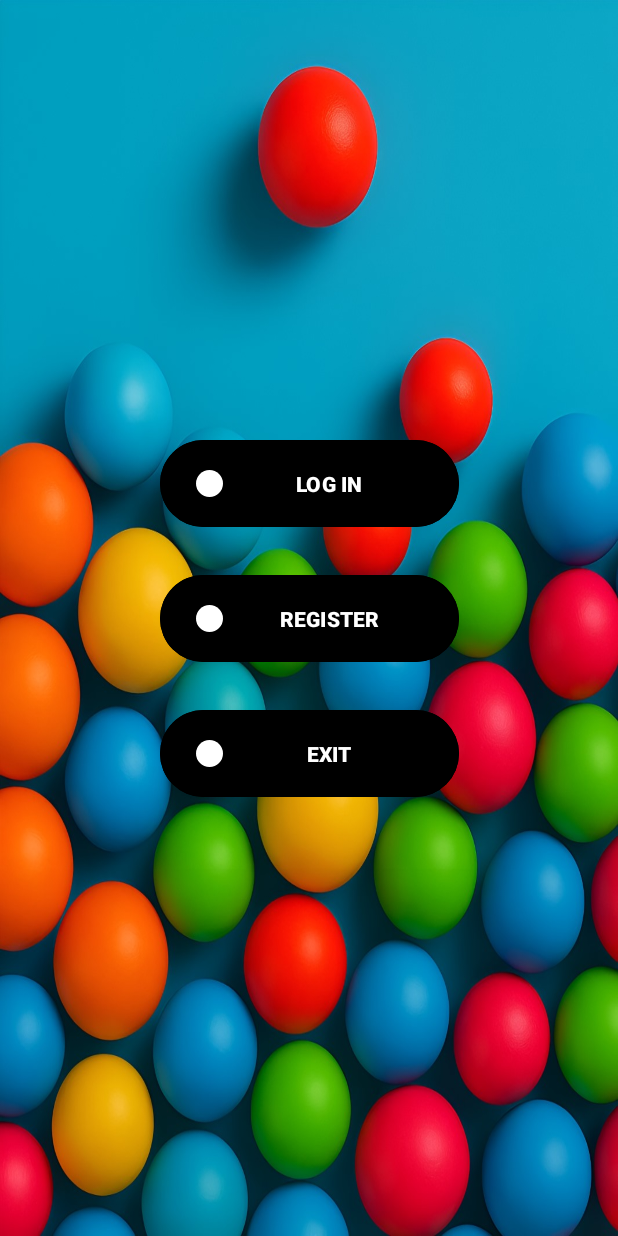
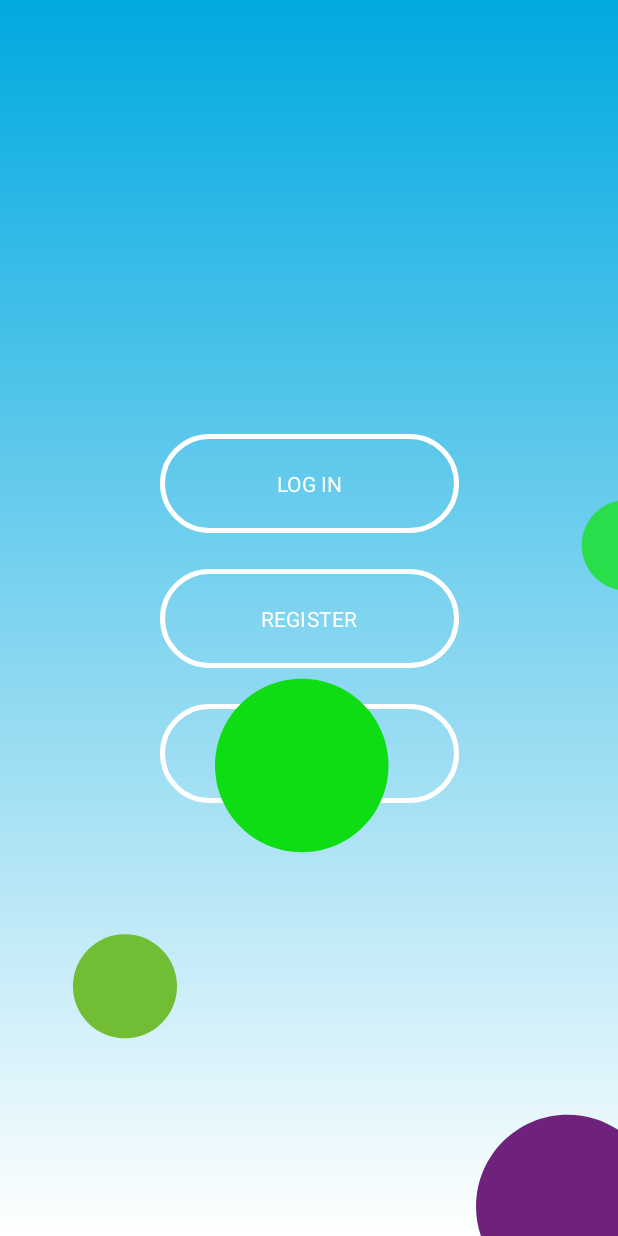
Before and after one commit to 0mar089/DSAProject-Android, an Android app: the StartActivity screen opened directly, with no data from a screen before it, on a phone screen of 412 x 824 dp. Run offline under Robolectric (Android 15) with nearby library versions, the phone set to English and light mode, and no system bars; 1 statement that could not run was skipped.

Commit message:
Update: Home + Start activities and xml finished

```diff
--- a/app/src/main/java/com/example/loginregister/SplashScreenActivity.java
+++ b/app/src/main/java/com/example/loginregister/SplashScreenActivity.java
@@ -6,9 +6,16 @@ import android.os.Handler;
 import android.os.Looper;
 import android.view.Window;
 import android.view.WindowManager;
+import android.widget.Toast;
 
 
 public class SplashScreenActivity extends Activity{
+
+    public class Constants {
+        public static final String ORIGEN_HOME = "home";
+        public static final String ORIGEN_LOGIN = "login";
+        public static final String ORIGEN_REGISTER = "register";
+    }
 
     @Override
     protected void onCreate(Bundle savedInstanceState) {
@@ -20,16 +27,36 @@ public class SplashScreenActivity extends Activity{
                 WindowManager.LayoutParams.FLAG_FULLSCREEN
         );
 
+        // Recupera el extra (con valor por defecto si no existe)
+        String origen = getIntent().getStringExtra("origen");
 
         new Handler(Looper.getMainLooper()).postDelayed(() -> {
-            Intent intent = new Intent(SplashScreenActivity.this, StartActivity.class);
+            Intent intent;
+
+            if (origen != null) {
+                switch (origen) {
+                    case Constants.ORIGEN_HOME:
+                        intent = new Intent(this, StartActivity.class);
+                        break;
+                    case Constants.ORIGEN_LOGIN:
+                        intent = new Intent(this, LobbyActivity.class);
+                        break;
+                    case Constants.ORIGEN_REGISTER:
+                        intent = new Intent(this, LobbyActivity.class);
+                        break;
+                    default: // Por defecto va a StartActivity
+                        intent = new Intent(this, StartActivity.class);
+                        Toast.makeText(SplashScreenActivity.this, "ERROR ESTAS EN EL DEFAULT, ", Toast.LENGTH_LONG).show();
+                }
+            } else {
+                intent = new Intent(this, StartActivity.class);
+            }
+
             intent.addFlags(Intent.FLAG_ACTIVITY_CLEAR_TOP | Intent.FLAG_ACTIVITY_NEW_TASK);
             startActivity(intent);
             finish();
 
         }, 3000);
-
-
     }
 
 
--- a/app/src/main/java/com/example/loginregister/StartActivity.java
+++ b/app/src/main/java/com/example/loginregister/StartActivity.java
@@ -11,11 +11,17 @@ public class StartActivity extends AppCompatActivity {
     @Override
     protected void onCreate(Bundle savedInstanceState) {
         super.onCreate(savedInstanceState);
-        setContentView(R.layout.activity_start);  // Asegúrate de que el layout sea correcto
+        setContentView(R.layout.activity_start);  // Asegúrate de que este es el layout correcto
 
         // Encuentra los botones por su ID
         Button btnLogin = findViewById(R.id.btn_login);
-        Button btnRegister = findViewById(R.id.btn_register);  // Nuevo botón de registro
+        Button btnRegister = findViewById(R.id.btn_register);
+        Button btnExit = findViewById(R.id.btn_exit);
+
+        // Elimina el 'background tint' programáticamente para que se use el drawable definido
+        btnLogin.setBackgroundTintList(null);
+        btnRegister.setBackgroundTintList(null);
+        btnExit.setBackgroundTintList(null);
 
         // Configura el clic del botón de login
         btnLogin.setOnClickListener(v -> {
@@ -29,4 +35,5 @@ public class StartActivity extends AppCompatActivity {
             startActivity(intent);
         });
     }
+
 }
--- a/app/src/main/res/drawable/btn_22_background.xml
+++ b/app/src/main/res/drawable/btn_22_background.xml
@@ -3,13 +3,13 @@
     <!-- Color cuando el botón está presionado -->
     <item android:state_pressed="true">
         <shape android:shape="rectangle">
-            <solid android:color="#222222" />
+            <solid android:color="#FFFFFF" />
             <corners android:radius="12dp" />
         </shape>
     </item>
 
     <!-- Color normal del botón -->
-    <item>
+    <item android:state_pressed="false">
         <shape android:shape="rectangle">
             <solid android:color="#000000" />
             <corners android:radius="12dp" />
--- a/app/src/main/res/drawable/btn_home.xml
+++ b/app/src/main/res/drawable/btn_home.xml
@@ -1,11 +1,15 @@
 <?xml version="1.0" encoding="utf-8"?>
+
 
 <shape xmlns:android="http://schemas.android.com/apk/res/android"
     android:shape="rectangle">
 
+    <item android:state_pressed="false" android:color = "#ffffff" />
+    <item android:state_pressed="true" android:color = "#aa023d61" />
     <corners android:radius="150dp"/>
     <stroke
         android:width="5px"
         android:color="@color/white"/>
 
+
 </shape>
--- a/app/src/main/res/layout/activity_home.xml
+++ b/app/src/main/res/layout/activity_home.xml
@@ -15,6 +15,8 @@
         android:fontFamily="inherit"
         android:onClick="startClick"
         android:text="Start"
+        android:textColor="@drawable/txt_btn_home"
+        android:textAllCaps="false"
         android:textFontWeight="800"
         android:textSize="25dp"
         app:layout_constraintBottom_toBottomOf="parent"
--- a/app/src/main/res/layout/activity_start.xml
+++ b/app/src/main/res/layout/activity_start.xml
@@ -2,26 +2,21 @@
 <androidx.constraintlayout.widget.ConstraintLayout xmlns:android="http://schemas.android.com/apk/res/android"
     xmlns:app="http://schemas.android.com/apk/res-auto"
     xmlns:tools="http://schemas.android.com/tools"
+    android:background="@drawable/background_splash_screen"
+
     android:layout_width="match_parent"
     android:layout_height="match_parent"
-    android:background="@drawable/imagen_bolas"
     tools:context=".HomeActivity">
 
     <Button
         android:id="@+id/btn_login"
         android:layout_width="199dp"
         android:layout_height="66dp"
-        android:backgroundTint="#000000"
-        android:fontFamily="sans-serif-black"
-        android:paddingLeft="24dp"
-        android:paddingTop="12dp"
-        android:paddingRight="24dp"
-        android:paddingBottom="12dp"
+        android:background="@drawable/btn_home"
+        android:fontFamily="inherit"
         android:text="LOG IN"
-        android:textAllCaps="true"
-        android:textColor="#FFFFFF"
-        android:textStyle="bold"
-        app:icon="@drawable/btn_22_background"
+        android:textAllCaps="false"
+        android:textColor="@drawable/txt_btn_home"
         app:layout_constraintBottom_toTopOf="@+id/btn_register"
         app:layout_constraintEnd_toEndOf="parent"
         app:layout_constraintStart_toStartOf="parent"
@@ -33,17 +28,11 @@
         android:layout_width="199dp"
         android:layout_height="66dp"
         android:layout_marginTop="24dp"
-        android:backgroundTint="#000000"
-        android:fontFamily="sans-serif-black"
-        android:paddingLeft="24dp"
-        android:paddingTop="12dp"
-        android:paddingRight="24dp"
-        android:paddingBottom="12dp"
+        android:background="@drawable/btn_home"
+        android:fontFamily="inherit"
         android:text="REGISTER"
-        android:textAllCaps="true"
-        android:textColor="#FFFFFF"
-        android:textStyle="bold"
-        app:icon="@drawable/btn_22_background"
+        android:textAllCaps="false"
+        android:textColor="@drawable/txt_btn_home"
         app:layout_constraintBottom_toTopOf="@+id/btn_exit"
         app:layout_constraintEnd_toEndOf="parent"
         app:layout_constraintStart_toStartOf="parent"
@@ -54,20 +43,27 @@
         android:layout_width="199dp"
         android:layout_height="66dp"
         android:layout_marginTop="24dp"
-        android:backgroundTint="#000000"
-        android:fontFamily="sans-serif-black"
-        android:paddingLeft="24dp"
-        android:paddingTop="12dp"
-        android:paddingRight="24dp"
-        android:paddingBottom="12dp"
+        android:background="@drawable/btn_home"
+        android:fontFamily="inherit"
         android:text="EXIT"
-        android:textAllCaps="true"
-        android:textColor="#FFFFFF"
-        android:textStyle="bold"
-        app:icon="@drawable/btn_22_background"
+        android:textAllCaps="false"
+        android:textColor="@drawable/txt_btn_home"
         app:layout_constraintBottom_toBottomOf="parent"
         app:layout_constraintEnd_toEndOf="parent"
         app:layout_constraintStart_toStartOf="parent"
         app:layout_constraintTop_toBottomOf="@id/btn_register" />
 
+    <com.airbnb.lottie.LottieAnimationView
+        android:layout_width="1101dp"
+        android:layout_height="2028dp"
+        android:layout_marginBottom="100dp"
+        app:layout_constraintBottom_toBottomOf="parent"
+        app:layout_constraintEnd_toEndOf="parent"
+        app:layout_constraintStart_toStartOf="parent"
+        app:layout_constraintTop_toTopOf="parent"
+        app:layout_constraintVertical_bias="0.308"
+        app:lottie_autoPlay="true"
+        app:lottie_loop="true"
+        app:lottie_rawRes="@raw/falling_balls_loop" />
+
 </androidx.constraintlayout.widget.ConstraintLayout>
```
